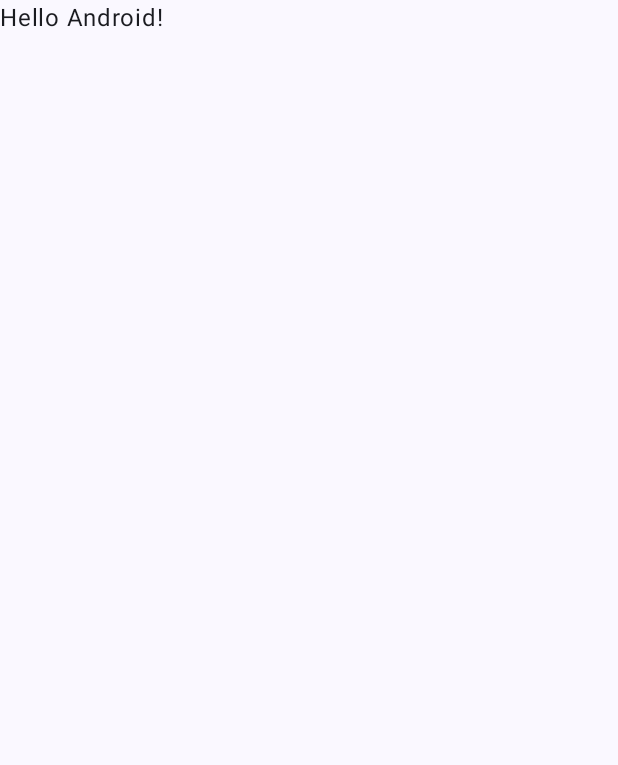
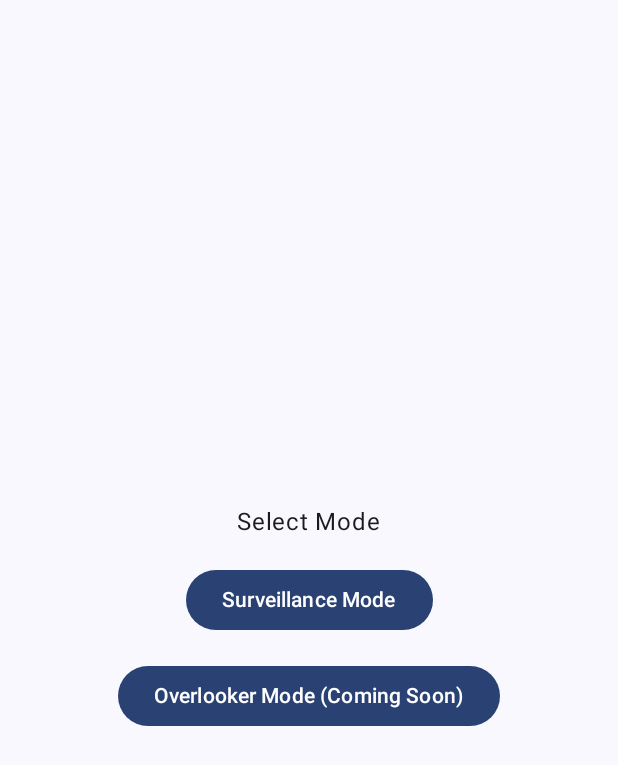
Before and after one commit to yashwanth-gh/Object_detection_prototype, an Android app built with Jetpack Compose: the screen it shows after launch (MainActivity), on a phone screen of 412 x 824 dp. Before the commit the part shown is almost empty. Shown: the top 765 px of the screen. Run offline under Robolectric (Android 15) with nearby library versions, the phone set to English and light mode, and no system bars; our stand-ins replace Firebase (no records; nobody signed in at launch, a user with empty details on screens opened directly).

Commit message:
mode and uuid selection for surveillance device and saving in the datastore

```diff
--- a/app/src/main/AndroidManifest.xml
+++ b/app/src/main/AndroidManifest.xml
@@ -2,6 +2,7 @@
 <manifest xmlns:android="http://schemas.android.com/apk/res/android"
     xmlns:tools="http://schemas.android.com/tools">
 
+    <uses-permission android:name="android.permission.INTERNET"/>
     <application
         android:allowBackup="true"
         android:dataExtractionRules="@xml/data_extraction_rules"
--- a/app/src/main/java/com/example/objectdetectionapp/MainActivity.kt
+++ b/app/src/main/java/com/example/objectdetectionapp/MainActivity.kt
@@ -10,6 +10,15 @@ import androidx.compose.material3.Text
 import androidx.compose.runtime.Composable
 import androidx.compose.ui.Modifier
 import androidx.compose.ui.tooling.preview.Preview
+import androidx.lifecycle.viewmodel.compose.viewModel
+import androidx.navigation.NavHostController
+import androidx.navigation.compose.NavHost
+import androidx.navigation.compose.composable
+import androidx.navigation.compose.rememberNavController
+import com.example.objectdetectionapp.ui.shared.ModeSelectionScreen
+import com.example.objectdetectionapp.ui.shared.ModeSelectionViewModel
+import com.example.objectdetectionapp.ui.surveillance.SurveillanceScreen
+import com.example.objectdetectionapp.ui.surveillance.SurveillanceViewModel
 import com.example.objectdetectionapp.ui.theme.ObjectDetectionAppTheme
 
 class MainActivity : ComponentActivity() {
@@ -22,7 +31,7 @@ class MainActivity : ComponentActivity() {
                     modifier = Modifier.fillMaxSize(),
                     color = MaterialTheme.colorScheme.background
                 ) {
-                    Greeting("Android")
+                    AppNavigator()
                 }
             }
         }
@@ -30,17 +39,18 @@ class MainActivity : ComponentActivity() {
 }
 
 @Composable
-fun Greeting(name: String, modifier: Modifier = Modifier) {
-    Text(
-        text = "Hello $name!",
-        modifier = modifier
-    )
-}
+fun AppNavigator() {
+    val navController: NavHostController = rememberNavController()
 
-@Preview(showBackground = true)
-@Composable
-fun GreetingPreview() {
-    ObjectDetectionAppTheme {
-        Greeting("Android")
+    NavHost(
+        navController = navController,
+        startDestination = "mode_selection"
+    ) {
+        composable("mode_selection") {
+            ModeSelectionScreen(navController)
+        }
+        composable("surveillance") {
+            SurveillanceScreen(navController)
+        }
     }
 }
--- /dev/null
+++ b/app/src/main/java/com/example/objectdetectionapp/data/firebase/FirebaseService.kt
@@ -0,0 +1,5 @@
+package com.example.objectdetectionapp.data.firebase
+
+interface FirebaseService {
+    suspend fun saveSurveillanceDevice(uuid: String)
+}
--- /dev/null
+++ b/app/src/main/java/com/example/objectdetectionapp/data/repository/UserPreferencesRepository.kt
@@ -0,0 +1,68 @@
+package com.example.objectdetectionapp.data.repository
+
+import android.content.Context
+import android.util.Log
+import androidx.datastore.preferences.core.edit
+import androidx.datastore.preferences.core.stringPreferencesKey
+import androidx.datastore.preferences.preferencesDataStore
+import com.example.objectdetectionapp.data.firebase.FirebaseService
+import kotlinx.coroutines.delay
+import kotlinx.coroutines.flow.Flow
+import kotlinx.coroutines.flow.map
+import kotlinx.coroutines.runBlocking
+
+private val Context.dataStore by preferencesDataStore(name = "user_prefs")
+
+class UserPreferencesRepository(
+    private val context: Context,
+    private val firebaseService: FirebaseService
+) {
+
+
+    companion object {
+        private val MODE_KEY = stringPreferencesKey("mode")  // "surveillance" or "overlooker"
+        private val UUID_KEY = stringPreferencesKey("uuid")  // Stores UUID if mode = surveillance
+        private const val TAG = "UserPrefsRepo" // Add a TAG for Log messages
+    }
+
+    // Save mode and UUID
+    suspend fun saveUserMode(mode: String, uuid: String? = null) {
+        Log.d(TAG, "Saving user mode: mode=$mode, uuid=$uuid")
+        context.dataStore.edit { preferences ->
+            preferences[MODE_KEY] = mode
+            if (uuid != null) {
+                preferences[UUID_KEY] = uuid
+            }
+        }
+    }
+
+    // Get saved mode
+    val userMode: Flow<String?> = context.dataStore.data.map { preferences ->
+        preferences[MODE_KEY]
+    }
+
+    // Get saved UUID
+    val userUUID: Flow<String?> = context.dataStore.data.map { preferences ->
+        preferences[UUID_KEY]
+    }
+
+    suspend fun getSavedUserModeAndUUID(): Pair<String?, String?> {
+        var mode: String? = null
+        var uuid: String? = null
+
+        context.dataStore.data.collect { preferences ->
+            mode = preferences[MODE_KEY]
+            uuid = preferences[UUID_KEY]
+            // Break the flow after first value to avoid collecting forever
+        }
+
+        // In case no data was emitted (very rare), still return something
+        return Pair(mode, uuid)
+    }
+
+    suspend fun saveModeWithFirebase(mode: String, uuid: String) {
+        firebaseService.saveSurveillanceDevice(uuid)
+        saveUserMode(mode, uuid)
+    }
+
+}
--- /dev/null
+++ b/app/src/main/java/com/example/objectdetectionapp/ui/shared/ModeSelectionScreen.kt
@@ -0,0 +1,83 @@
+package com.example.objectdetectionapp.ui.shared
+
+import android.widget.Toast
+import androidx.compose.foundation.layout.Arrangement
+import androidx.compose.foundation.layout.Column
+import androidx.compose.foundation.layout.Spacer
+import androidx.compose.foundation.layout.fillMaxSize
+import androidx.compose.foundation.layout.fillMaxWidth
+import androidx.compose.foundation.layout.height
+import androidx.compose.foundation.layout.padding
+import androidx.compose.material3.Button
+import androidx.compose.material3.Text
+import androidx.compose.runtime.Composable
+import androidx.compose.runtime.LaunchedEffect
+import androidx.compose.runtime.collectAsState
+import androidx.compose.runtime.getValue
+import androidx.compose.runtime.rememberCoroutineScope
+import androidx.compose.ui.Alignment
+import androidx.compose.ui.Modifier
+import androidx.compose.ui.platform.LocalContext
+import androidx.compose.ui.text.font.FontWeight
+import androidx.compose.ui.unit.dp
+import androidx.compose.ui.unit.sp
+import androidx.lifecycle.viewmodel.compose.viewModel
+import androidx.navigation.NavController
+import kotlinx.coroutines.launch
+
+@Composable
+fun ModeSelectionScreen(
+    navController: NavController
+) {
+    val context = LocalContext.current
+    val viewModel: ModeSelectionViewModel = viewModel(
+        factory = ModeSelectionViewModelFactory(context)
+    )
+    val scope = rememberCoroutineScope()
+
+    val mode by viewModel.mode.collectAsState()
+
+    // If mode is already selected, navigate directly
+    LaunchedEffect(mode) {
+        if (mode == "surveillance") {
+            navController.navigate("surveillance") {
+                Toast.makeText(context,"already saved",Toast.LENGTH_SHORT).show()
+                popUpTo("mode_selection") { inclusive = true }
+            }
+        }
+    }
+
+    // If no mode is saved, show selection screen
+    if (mode == null) {
+        Column(
+            modifier = Modifier.fillMaxSize(),
+            horizontalAlignment = Alignment.CenterHorizontally,
+            verticalArrangement = Arrangement.Center
+        ) {
+            Text(text = "Select Mode")
+
+            Spacer(modifier = Modifier.height(16.dp))
+
+            Button(onClick = {
+
+                scope.launch {
+                viewModel.setMode("surveillance")
+                navController.navigate("surveillance") {
+                    popUpTo("mode_selection") { inclusive = true }
+                }
+                }
+            }) {
+                Text(text = "Surveillance Mode")
+            }
+
+            Spacer(modifier = Modifier.height(16.dp))
+
+            Button(onClick = {
+                viewModel.setMode("overlooker")
+                // Navigation for Overlooker mode will be handled later
+            }) {
+                Text(text = "Overlooker Mode (Coming Soon)")
+            }
+        }
+    }
+}
--- /dev/null
+++ b/app/src/main/java/com/example/objectdetectionapp/ui/shared/ModeSelectionViewModel.kt
@@ -0,0 +1,87 @@
+package com.example.objectdetectionapp.ui.shared
+
+import android.content.Context
+import android.util.Log
+import androidx.lifecycle.ViewModel
+import androidx.lifecycle.viewModelScope
+import com.example.objectdetectionapp.data.repository.UserPreferencesRepository
+import com.google.firebase.database.FirebaseDatabase
+import kotlinx.coroutines.flow.MutableStateFlow
+import kotlinx.coroutines.flow.asStateFlow
+import kotlinx.coroutines.flow.combine
+import kotlinx.coroutines.launch
+import java.util.UUID
+
+class ModeSelectionViewModel(private val repository: UserPreferencesRepository) : ViewModel() {
+
+
+    private val _mode = MutableStateFlow<String?>(null)
+    val mode = _mode.asStateFlow()
+
+    private val _uuid = MutableStateFlow<String?>(null)
+    val uuid = _uuid.asStateFlow()
+
+//    private val firebaseRef = FirebaseDatabase.getInstance().reference
+    private val _tag = "ModeSelectionVM"
+
+    init {
+        viewModelScope.launch {
+            combine(repository.userMode, repository.userUUID) { savedMode, savedUUID ->
+                Pair(savedMode, savedUUID)
+            }.collect { (savedMode, savedUUID) ->
+                _mode.value = savedMode
+                _uuid.value = savedUUID
+                Log.d(_tag, "Loaded from DataStore -> mode: $savedMode, uuid: $savedUUID")
+            }
+        }
+    }
+
+//    fun setMode(mode: String) {
+//        viewModelScope.launch {
+//            if (mode == "surveillance") {
+//                val newUUID = UUID.randomUUID().toString()
+//
+//                // Save to Firebase
+////                firebaseRef.child("surveillance_devices")
+////                    .child(newUUID)
+////                    .setValue(mapOf("status" to "active"))
+////                    .addOnSuccessListener {
+////                        Log.d(_tag, "UUID $newUUID saved to Firebase")
+////                    }
+////                    .addOnFailureListener { e ->
+////                        Log.e(_tag, "Firebase error: ${e.message}")
+////                    }
+//
+//                // Save to DataStore
+//                repository.saveUserMode(mode, newUUID)
+//                _uuid.value = newUUID
+//            } else {
+//                // Save just the mode
+//                repository.saveUserMode(mode)
+//            }
+//
+//            _mode.value = mode
+//            Log.d(_tag, "Mode set to $mode")
+//        }
+//    }
+
+    fun setMode(mode: String) {
+        viewModelScope.launch {
+            if (mode == "surveillance") {
+                val newUUID = UUID.randomUUID().toString()
+
+                try {
+                    repository.saveModeWithFirebase(mode, newUUID)
+                    _uuid.value = newUUID
+                } catch (e: Exception) {
+                    Log.e(_tag, "Failed to save to Firebase: ${e.message}")
+                    return@launch
+                }
+            } else {
+                repository.saveUserMode(mode)
+            }
+
+            _mode.value = mode
+        }
+    }
+}
--- /dev/null
+++ b/app/src/main/java/com/example/objectdetectionapp/ui/shared/ModeSelectionViewModelFactory.kt
@@ -0,0 +1,19 @@
+package com.example.objectdetectionapp.ui.shared
+
+import android.content.Context
+import androidx.lifecycle.ViewModel
+import androidx.lifecycle.ViewModelProvider
+import com.example.objectdetectionapp.data.firebase.FirebaseServiceImpl
+import com.example.objectdetectionapp.data.repository.UserPreferencesRepository
+
+class ModeSelectionViewModelFactory(
+    private val context: Context
+) : ViewModelProvider.Factory {
+    override fun <T : ViewModel> create(modelClass: Class<T>): T {
+        val firebaseService = FirebaseServiceImpl()
+        val repository = UserPreferencesRepository(context, firebaseService)
+
+        @Suppress("UNCHECKED_CAST")
+        return ModeSelectionViewModel(repository) as T
+    }
+}
```
Also changed, not shown: app/build.gradle.kts (+16 -1 lines), app/src/main/java/com/example/objectdetectionapp/data/firebase/FirebaseServiceImpl.kt (added, +24 -0 lines), app/src/main/java/com/example/objectdetectionapp/ui/surveillance/SurveillanceScreen.kt (added, +45 -0 lines), app/src/main/java/com/example/objectdetectionapp/ui/surveillance/SurveillanceViewModel.kt (added, +39 -0 lines).
